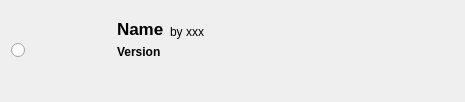
Qt form src/ui/local/localmodfileitemwidget.ui (kaniol-lck/modmanager) before a commit.
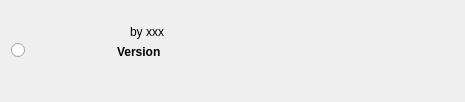
The same form after that commit.

Diff of the .ui file:
```diff
--- a/src/ui/local/localmodfileitemwidget.ui
+++ b/src/ui/local/localmodfileitemwidget.ui
@@ -7,7 +7,7 @@
     <x>0</x>
     <y>0</y>
     <width>465</width>
-    <height>92</height>
+    <height>94</height>
    </rect>
   </property>
   <layout class="QGridLayout" name="gridLayout">
@@ -81,19 +81,6 @@
          <height>28</height>
         </size>
        </property>
-       <property name="font">
-        <font>
-         <pointsize>13</pointsize>
-         <weight>75</weight>
-         <bold>true</bold>
-        </font>
-       </property>
-       <property name="toolTip">
-        <string notr="true"/>
-       </property>
-       <property name="text">
-        <string>Name</string>
-       </property>
        <property name="alignment">
         <set>Qt::AlignBottom|Qt::AlignLeading|Qt::AlignLeft</set>
        </property>
```
